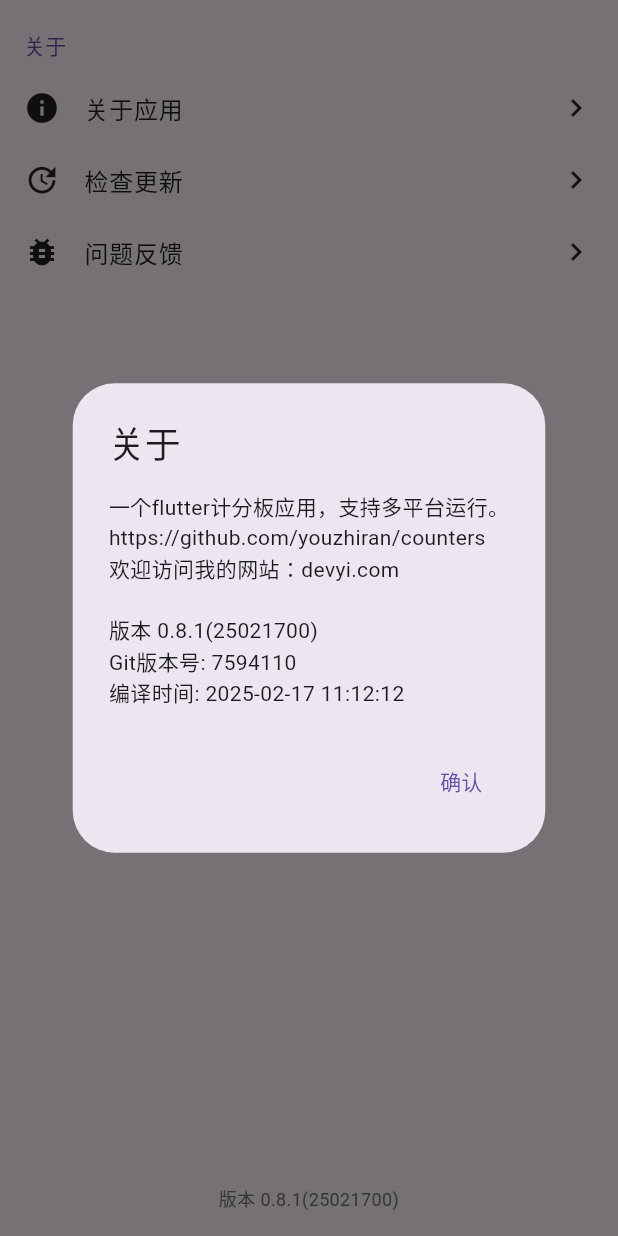
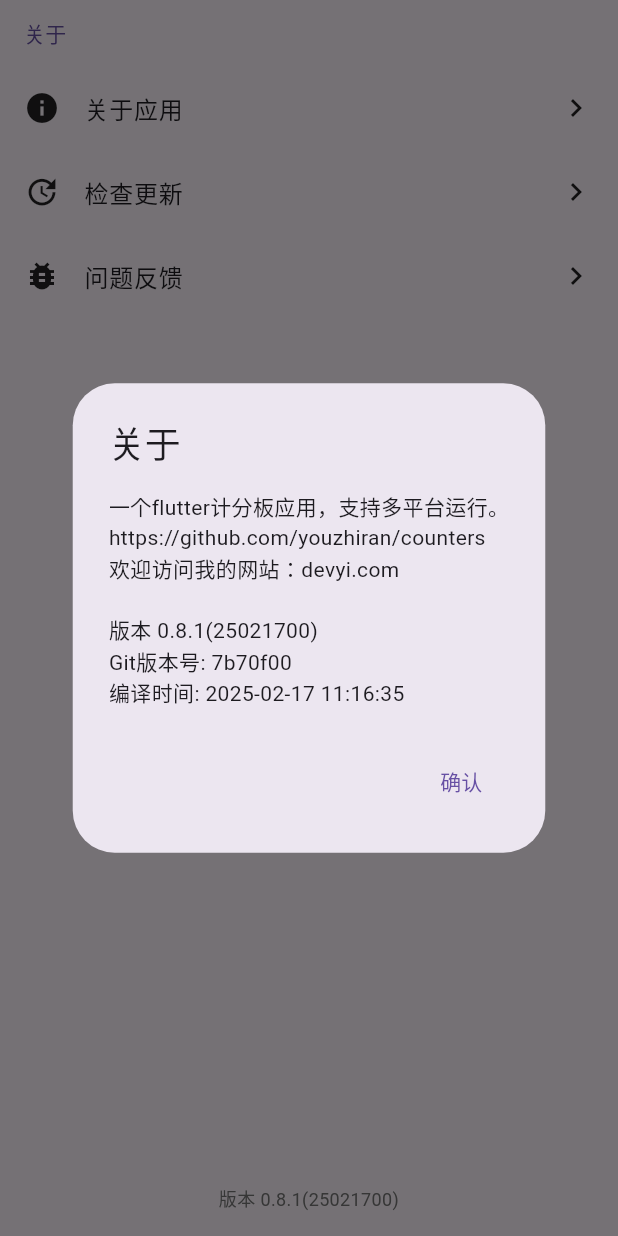
Before and after one commit to youzhiran/counters, a Flutter app: the SettingScreen screen opened directly, after a tap on "关于应用", on a phone screen of 412 x 824 dp. Run offline on Flutter 3.47's test engine with Material 3 defaults, Android fonts, the phone set to English and light mode, and no system bars; our stand-ins replace hive, hive_flutter, package_info_plus; accounts and stored records are empty.

Commit message:
重命名

```diff
--- a/lib/screens/home_screen.dart
+++ b/lib/page/home.dart
@@ -4,7 +4,7 @@ import 'package:provider/provider.dart';
 import '../models.dart';
 import '../providers/score_provider.dart';
 import '../providers/template_provider.dart';
-import 'game_session_screen.dart';
+import 'game_session.dart';
 
 class _TemplateSelector extends StatelessWidget {
   @override
--- a/lib/screens/setting_screen.dart
+++ b/lib/page/setting.dart
@@ -79,7 +79,7 @@ class _SettingScreenState extends State<SettingScreen> {
 
   Widget _buildSectionHeader(String title) {
     return Padding(
-      padding: const EdgeInsets.fromLTRB(16, 20, 16, 8),
+      padding: const EdgeInsets.fromLTRB(16, 12, 16, 12),
       child: Text(
         title,
         style: Theme.of(context).textTheme.titleSmall?.copyWith(
@@ -100,7 +100,7 @@ class _SettingScreenState extends State<SettingScreen> {
       child: InkWell(
         onTap: onTap,
         child: Padding(
-          padding: const EdgeInsets.symmetric(horizontal: 16, vertical: 12),
+          padding: const EdgeInsets.symmetric(horizontal: 16, vertical: 16),
           child: Row(
             children: [
               Icon(icon, size: 24),
--- a/lib/screens/template_screen.dart
+++ b/lib/page/template.dart
@@ -1,11 +1,11 @@
-import 'package:counters/screens/template_config_screen.dart';
+import 'package:counters/page/template_config.dart';
 import 'package:flutter/material.dart';
 import 'package:provider/provider.dart';
 
 import '../models.dart';
 import '../providers/score_provider.dart';
 import '../providers/template_provider.dart';
-import 'game_session_screen.dart';
+import 'game_session.dart';
 
 class TemplateScreen extends StatelessWidget {
   const TemplateScreen({super.key});
--- a/lib/version.dart
+++ b/lib/version.dart
@@ -1,4 +1,4 @@
-// Generated file - DO NOT EDIT
-const String gitCommit = '7594110';
-const String buildTime = '2025-02-17 11:12:12';
+// Generated file - DO NOT EDIT. The information in this file may be out of date.
+const String gitCommit = '7b70f00';
+const String buildTime = '2025-02-17 11:16:35';
 const String appVersion = '0.8.1';
--- a/pubspec.yaml
+++ b/pubspec.yaml
@@ -34,7 +34,7 @@ dependencies:
   hive: ^2.2.3
   hive_flutter: ^1.1.0
   path_provider: ^2.1.5
-  uuid: ^3.0.7
+  uuid: ^4.5.1
   collection: ^1.19.0
   package_info_plus: ^8.2.1
   url_launcher: ^6.3.1
@@ -46,7 +46,10 @@ dependencies:
 dev_dependencies:
   flutter_test:
     sdk: flutter
+  flutter_lints: ^5.0.0
   flutter_launcher_icons: ^0.14.3
+  path: ^1.9.1
+  yaml: ^3.1.3
 
 flutter_launcher_icons: # 新增图标配置段
   android: true
```
Also changed, not shown: lib/main.dart (+5 -5 lines), lib/page/game_session.dart (renamed from lib/screens/game_session_screen.dart), lib/page/template_config.dart (renamed from lib/screens/template_config_screen.dart), pubspec.lock.
